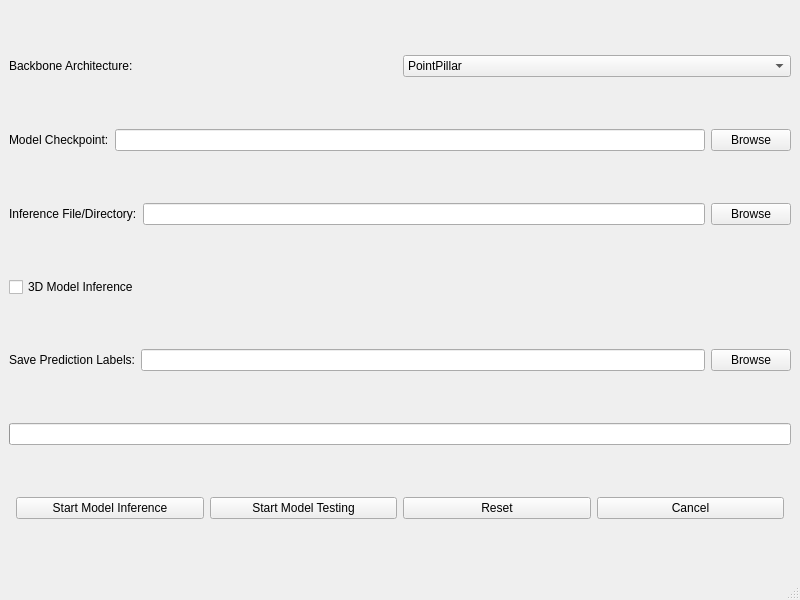
Qt form labelCloud/labelCloud/resources/interfaces/inference_interface.ui (WindowsPointCloud/PointCloudSystem) before a commit.
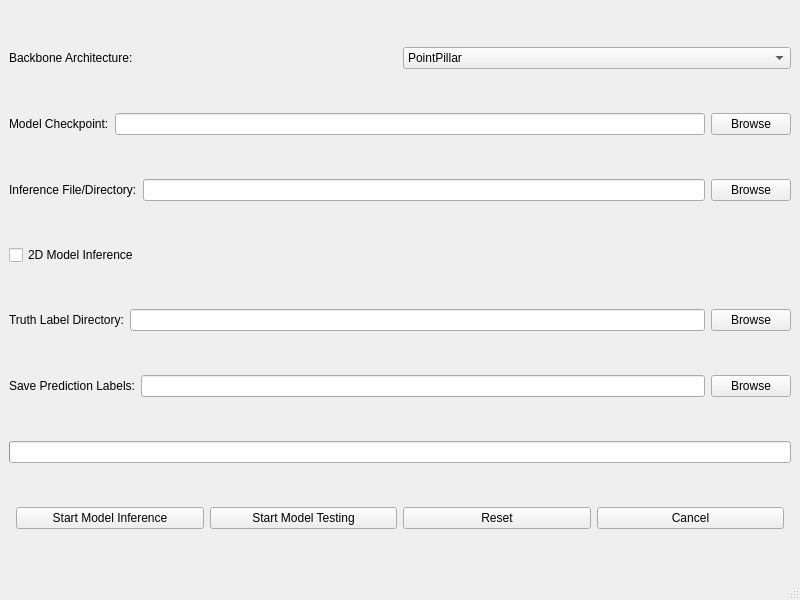
The same form after that commit.

```diff
--- a/labelCloud/labelCloud/resources/interfaces/inference_interface.ui
+++ b/labelCloud/labelCloud/resources/interfaces/inference_interface.ui
@@ -100,7 +100,7 @@
       <item>
        <widget class="QCheckBox" name="is2DCheckBox">
         <property name="text">
-         <string>3D Model Inference</string>
+         <string>2D Model Inference</string>
         </property>
        </widget>
       </item>
@@ -117,6 +117,29 @@
      </layout>
     </item>
 
+    <!-- Truth Label Directory -->
+    <item>
+     <layout class="QHBoxLayout" name="horizontalLayout_truthLabelDirectory">
+      <item>
+       <widget class="QLabel" name="truthLabelDirectoryLabel">
+        <property name="text">
+         <string>Truth Label Directory:</string>
+        </property>
+       </widget>
+      </item>
+      <item>
+       <widget class="QLineEdit" name="truthLabelDirectoryLineEdit"/>
+      </item>
+      <item>
+       <widget class="QPushButton" name="browseTruthLabelDirectoryButton">
+        <property name="text">
+         <string>Browse</string>
+        </property>
+       </widget>
+      </item>
+     </layout>
+    </item>
+
     <!-- Save Prediction Labels -->
     <item>
      <layout class="QHBoxLayout" name="horizontalLayout_savePredictions">
```
